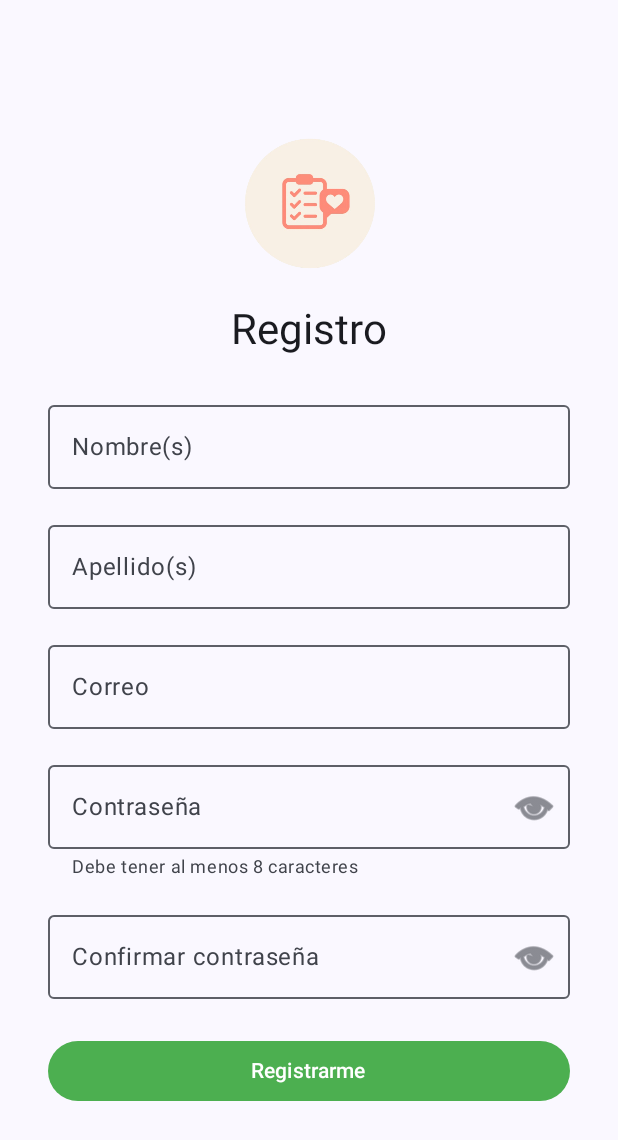
After one commit to antonySAZ7/Proyecto-plataformas-moviles, an Android app built with Jetpack Compose: the composable RegisterScreen shown on its own in the app's theme, on a phone screen of 412 x 824 dp. The commit adds this screen. Shown: the top 1140 px of the screen. Run offline under Robolectric (Android 15) with nearby library versions, the phone set to English and light mode, and no system bars.

Commit message:
login y register agregados

```diff
--- a/app/src/main/AndroidManifest.xml
+++ b/app/src/main/AndroidManifest.xml
@@ -12,7 +12,7 @@
         android:supportsRtl="true"
         android:theme="@style/Theme.ProyectoPlatsADJ">
         <activity
-            android:name=".MainActivity"
+            android:name=".app.MainActivity"
             android:exported="true"
             android:label="@string/app_name"
             android:theme="@style/Theme.ProyectoPlatsADJ">
--- a/app/src/main/java/com/example/proyectoplatsadj/app/MainActivity.kt
+++ b/app/src/main/java/com/example/proyectoplatsadj/app/MainActivity.kt
@@ -1,4 +1,4 @@
-package com.example.proyectoplatsadj
+package com.example.proyectoplatsadj.app
 
 import android.os.Bundle
 import androidx.activity.ComponentActivity
--- /dev/null
+++ b/app/src/main/java/com/example/proyectoplatsadj/feature/register/RegisterScreen.kt
@@ -0,0 +1,106 @@
+package com.example.proyectoplatsadj.feature.register
+
+import androidx.compose.foundation.Image
+import androidx.compose.foundation.layout.*
+import androidx.compose.material3.*
+import androidx.compose.runtime.Composable
+import androidx.compose.ui.Alignment
+import androidx.compose.ui.Modifier
+import androidx.compose.ui.graphics.Color
+import androidx.compose.ui.res.painterResource
+import androidx.compose.ui.text.input.PasswordVisualTransformation
+import androidx.compose.ui.tooling.preview.Preview
+import androidx.compose.ui.unit.dp
+import com.example.proyectoplatsadj.R
+
+@Composable
+fun RegisterScreen() {
+    Column(
+        modifier = Modifier
+            .fillMaxSize()
+            .padding(32.dp),
+        horizontalAlignment = Alignment.CenterHorizontally,
+        verticalArrangement = Arrangement.Center
+    ) {
+        Image(
+            painter = painterResource(id = R.drawable.tomakelogoredondo),
+            contentDescription = "Logo",
+            modifier = Modifier.size(100.dp),
+        )
+        Spacer(modifier = Modifier.height(16.dp))
+        Text(
+            text = "Registro",
+            style = MaterialTheme.typography.headlineMedium
+        )
+        Spacer(modifier = Modifier.height(24.dp))
+        OutlinedTextField(
+            value = "",
+            onValueChange = {},
+            label = { Text("Nombre(s)") },
+            placeholder = { Text("John") },
+            modifier = Modifier.fillMaxWidth()
+        )
+        Spacer(modifier = Modifier.height(16.dp))
+        OutlinedTextField(
+            value = "",
+            onValueChange = {},
+            label = { Text("Apellido(s)") },
+            placeholder = { Text("Doe") },
+            modifier = Modifier.fillMaxWidth()
+        )
+        Spacer(modifier = Modifier.height(16.dp))
+        OutlinedTextField(
+            value = "",
+            onValueChange = {},
+            label = { Text("Correo") },
+            placeholder = { Text("Ingresa tu correo") },
+            modifier = Modifier.fillMaxWidth()
+        )
+        Spacer(modifier = Modifier.height(16.dp))
+        OutlinedTextField(
+            value = "",
+            onValueChange = {},
+            label = { Text("Contraseña") },
+            placeholder = { Text("********") },
+            visualTransformation = PasswordVisualTransformation(),
+            trailingIcon = {
+                IconButton(onClick = { /* Aquí iría toggle de visibilidad */ }) {
+                    Icon(painter = painterResource(id = android.R.drawable.ic_menu_view), contentDescription = "Ver contraseña")
+                }
+            },
+            supportingText = { Text("Debe tener al menos 8 caracteres") },
+            modifier = Modifier.fillMaxWidth()
+        )
+        Spacer(modifier = Modifier.height(16.dp))
+        OutlinedTextField(
+            value = "",
+            onValueChange = {},
+            label = { Text("Confirmar contraseña") },
+            placeholder = { Text("********") },
+            visualTransformation = PasswordVisualTransformation(),
+            trailingIcon = {
+                IconButton(onClick = { /* Aquí iría toggle de visibilidad */ }) {
+                    Icon(painter = painterResource(id = android.R.drawable.ic_menu_view), contentDescription = "Ver contraseña")
+                }
+            },
+            modifier = Modifier.fillMaxWidth()
+        )
+        Spacer(modifier = Modifier.height(24.dp))
+        Button(
+            onClick = { /* Acción de registro */ },
+            colors = ButtonDefaults.buttonColors(containerColor = Color(0xFF4CAF50)),
+            modifier = Modifier.fillMaxWidth()
+        ) {
+            Text("Registrarme")
+        }
+    }
+}
+
+//Preview para previsualizar la pantalla de registro sin tocar el mainactivity.kt
+@Preview(showBackground = true)
+@Composable
+fun RegisterScreenPreview() {
+    MaterialTheme {
+        RegisterScreen()
+    }
+}
```
Also changed, not shown: app/src/main/java/com/example/proyectoplatsadj/feature/login/LoginScreen.kt (added, +83 -0 lines), app/src/main/res/drawable/tomakelogo.png (added), app/src/main/res/drawable/tomakelogoredondo.png (added).
